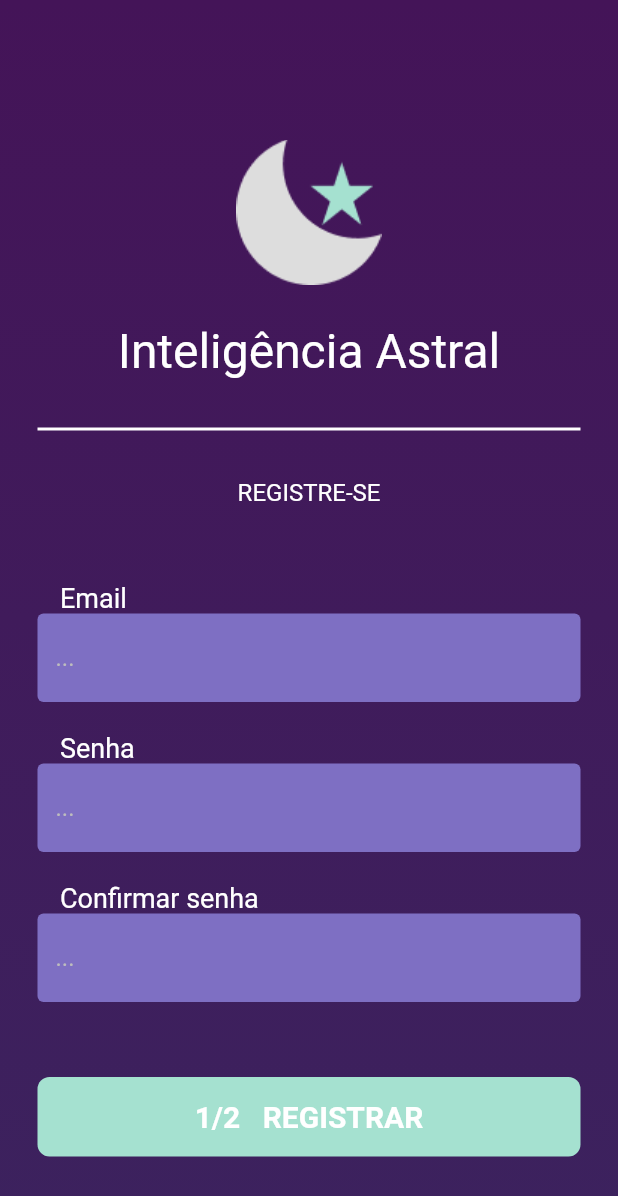
After one commit to waands/inteligencia_astral, a Flutter app: the Register screen opened directly, on a phone screen of 412 x 824 dp. The commit adds this screen. Shown: the top 1196 px of the screen. Run offline on Flutter 3.47's test engine with Material 2 defaults, Android fonts, the phone set to English and light mode, and no system bars; our stand-ins replace csc_picker; missing offline and left inert: day_night_time_picker.

Commit message:
static register page
the static version of the register page + changed the background to a gradient

```diff
--- /dev/null
+++ b/lib/colors.dart
@@ -0,0 +1,12 @@
+import 'package:flutter/material.dart';
+
+@immutable
+class AppColors {
+  final roxo1 = const Color.fromARGB(255, 68, 20, 88);
+  final roxo2 = const Color.fromARGB(255, 60, 34, 94);
+  final gray = const Color.fromARGB(255, 221, 221, 221);
+  final green = const Color.fromARGB(255, 165, 225, 208);
+  final white = const Color.fromARGB(255, 255, 255, 255);
+  final purpura = const Color.fromARGB(255, 122, 49, 111);
+  const AppColors();
+}
--- /dev/null
+++ b/lib/pages/register.dart
@@ -0,0 +1,143 @@
+import 'package:flutter/material.dart';
+import 'package:inteligencia_astral/pages/register2.dart';
+import 'package:inteligencia_astral/components/text_field.dart';
+import 'package:inteligencia_astral/components/my_buttom.dart';
+import '/theme.dart';
+
+class Register extends StatelessWidget {
+  Register({super.key});
+  final usernameController = TextEditingController();
+  final passwordController = TextEditingController();
+  final confirmPasswordController = TextEditingController();
+
+  @override
+  Widget build(BuildContext context) {
+return Scaffold(
+      body: Container(
+        decoration: BoxDecoration(
+          gradient: LinearGradient(
+            begin: Alignment.topCenter,
+            end: Alignment.bottomCenter,
+            colors: [AppTheme.colors.roxo1, AppTheme.colors.roxo2],
+          )
+        ),
+
+      //backgroundColor: const Color.fromARGB(255, 68, 20, 88),
+      child: SafeArea(
+        child: Center(
+          child: Column(
+            mainAxisAlignment: MainAxisAlignment.center,
+            children: [
+            const SizedBox(height: 50),
+            //logo
+            Image.asset('lib/imgs/logo.png'),
+
+            const SizedBox(height: 25),
+
+            //Inteligencia Astral
+            Text(
+              "Inteligência Astral",
+              style: TextStyle(color: AppTheme.colors.white, fontSize: 32),
+            ),
+            const SizedBox(height: 25),
+
+            Padding(
+              padding: const EdgeInsets.symmetric(horizontal: 25.0),
+              child: Divider(color: AppTheme.colors.white,
+                             thickness: 2,
+              ),
+            ),
+
+            const SizedBox(height: 25),
+
+            //REGISTRE-SE
+            const Text(
+              "REGISTRE-SE",
+              style: TextStyle(color: Color(0xFFFFFFFF), fontSize: 16),
+            ),
+            const SizedBox(height: 50),
+
+            //Email
+            const Padding(
+              padding: EdgeInsets.symmetric(horizontal: 40.0),
+              child: Row(
+                mainAxisAlignment: MainAxisAlignment.start,
+                children: [
+                Text(
+                  "Email",
+                  style: TextStyle(color: Color(0xFFFFFFFF), fontSize: 18),
+                ),
+                ]
+              )
+            ),
+
+            MyTextField(
+              controller: passwordController,
+              hintText: '...',
+              obscureText: false,
+            ),
+            const SizedBox(height: 20),
+
+            //Senha
+            const Padding(
+              padding: EdgeInsets.symmetric(horizontal: 40.0),
+              child: Row(
+                mainAxisAlignment: MainAxisAlignment.start,
+                children: [
+                Text(
+                  "Senha",
+                  style: TextStyle(color: Color(0xFFFFFFFF), fontSize: 18),
+                ),
+                ]
+              )
+            ),
+
+            MyTextField(
+              controller: confirmPasswordController,
+              hintText: '...',
+              obscureText: false,
+            ),
+            const SizedBox(height: 20),
+
+            //Confirmar senha
+            const Padding(
+              padding: EdgeInsets.symmetric(horizontal: 40.0),
+              child: Row(
+                mainAxisAlignment: MainAxisAlignment.start,
+                children: [
+                Text(
+                  "Confirmar senha",
+                  style: TextStyle(color: Color(0xFFFFFFFF), fontSize: 18),
+                ),
+                ]
+              )
+            ),
+
+            MyTextField(
+              controller: usernameController,
+              hintText: '...',
+              obscureText: false,
+            ),
+            const SizedBox(height: 50),
+
+            //Registrar 1/2
+            MyButtom(
+              Texto: '1/2   REGISTRAR',
+              onTap: () {
+                    Navigator.of(context).push(MaterialPageRoute(
+                    builder: (context) => Register2(),
+                  ));
+                  }
+            ),
+            const SizedBox(height: 10),
+
+            ]
+          ),
+        ),
+      ),
+    )
+  );
+
+  }
+
+}
--- /dev/null
+++ b/lib/theme.dart
@@ -0,0 +1,17 @@
+import 'package:flutter/material.dart';
+import '/colors.dart';
+
+class AppTheme {
+  static const colors = AppColors();
+  static const TextStyle defaultTextStyle = TextStyle(
+    fontFamily: 'Inter',
+  );
+
+  const AppTheme._();
+
+  static ThemeData define() {
+    return ThemeData(
+      primaryColor: const Color.fromARGB(255, 165, 225, 208),
+    );
+  }
+}
--- a/pubspec.yaml
+++ b/pubspec.yaml
@@ -35,6 +35,8 @@ dependencies:
   # The following adds the Cupertino Icons font to your application.
   # Use with the CupertinoIcons class for iOS style icons.
   cupertino_icons: ^1.0.2
+  day_night_time_picker: ^1.3.0+1
+  csc_picker: ^0.2.7
 
 dev_dependencies:
   flutter_test:
```
Also changed, not shown: lib/components/calendar.dart (added, +50 -0 lines), lib/components/time_picker.dart (added, +55 -0 lines), lib/main.dart (+11 -9 lines), lib/pages/login.dart (renamed from lib/login.dart, +39 -19 lines), lib/pages/register2.dart (added, +176 -0 lines), lib/components/my_buttom.dart (indentation only), pubspec.lock.
